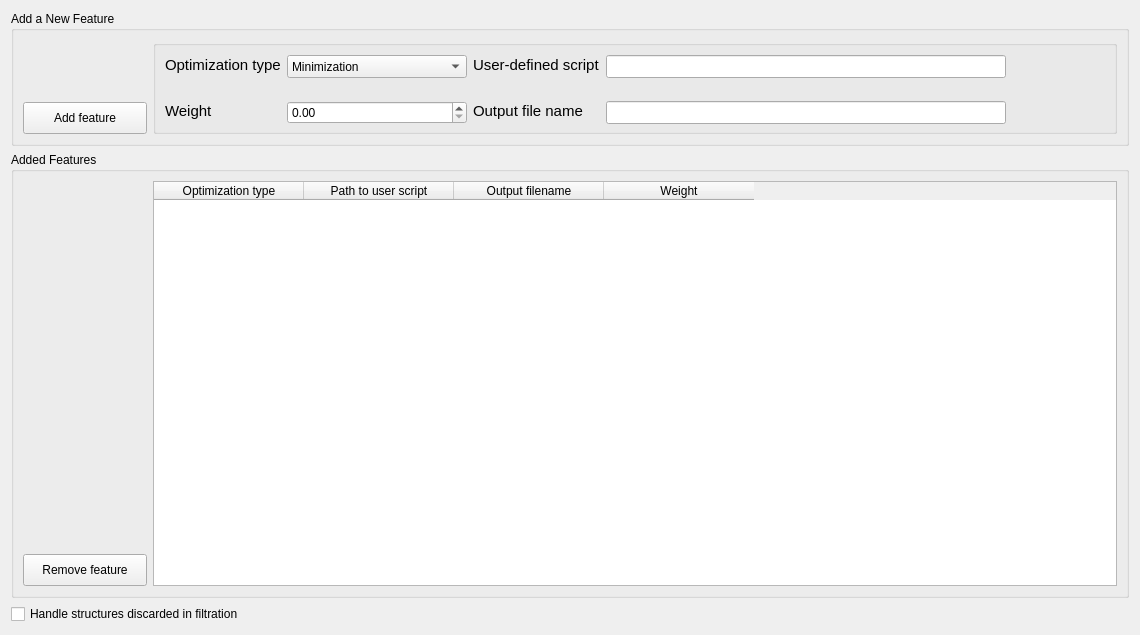
First picture: the form in src/xtalopt/ui/tab_mo.ui, repository hajinazar/dev-XtalOpt, before the edit.
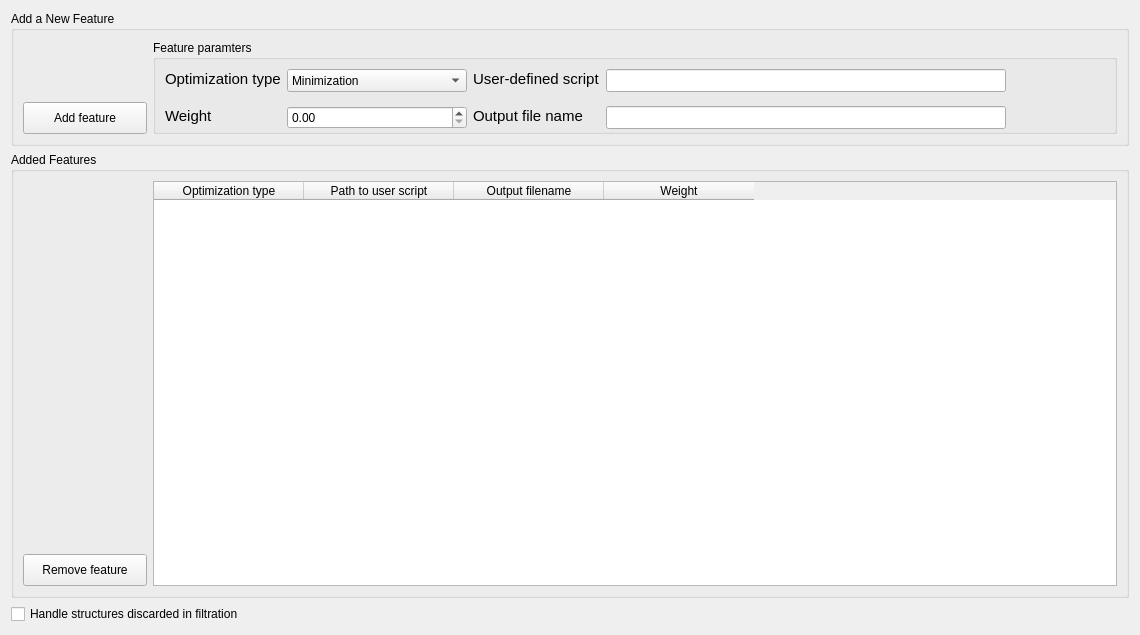
Second picture: the form after the edit.

```diff
--- a/src/xtalopt/ui/tab_mo.ui
+++ b/src/xtalopt/ui/tab_mo.ui
@@ -164,7 +164,7 @@
       <item row="0" column="1" rowspan="2">
        <widget class="QGroupBox" name="groupBox_2">
         <property name="title">
-         <string/>
+         <string>Feature paramters</string>
         </property>
         <layout class="QGridLayout" name="gridLayout_4">
          <item row="1" column="5">
```
